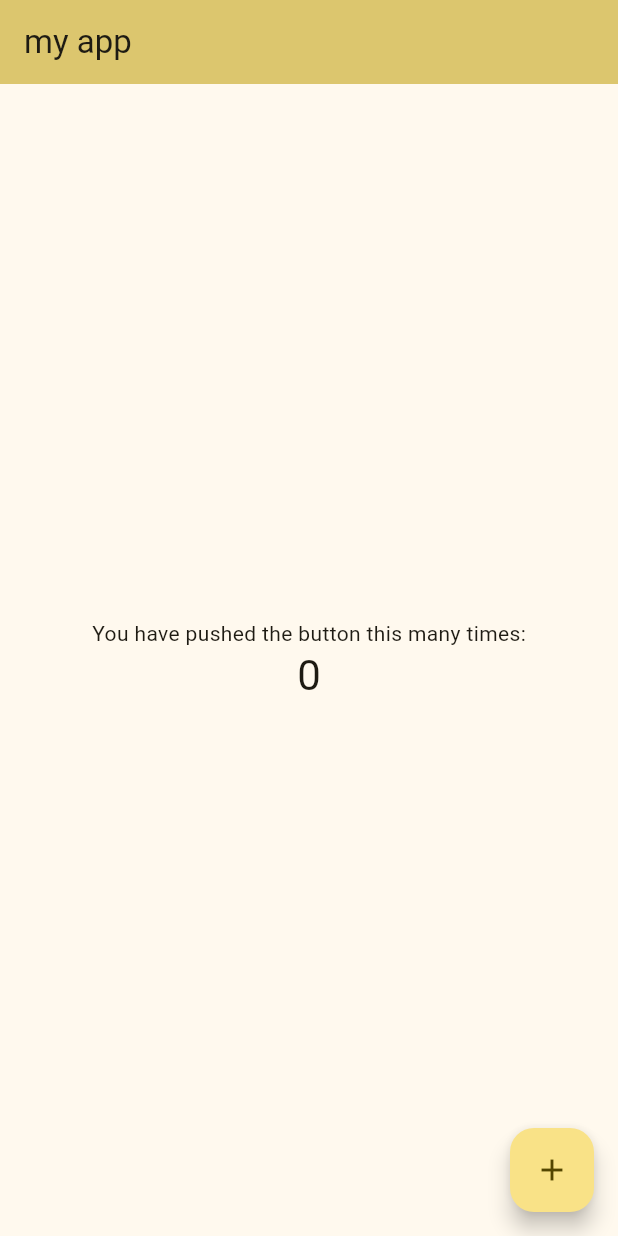
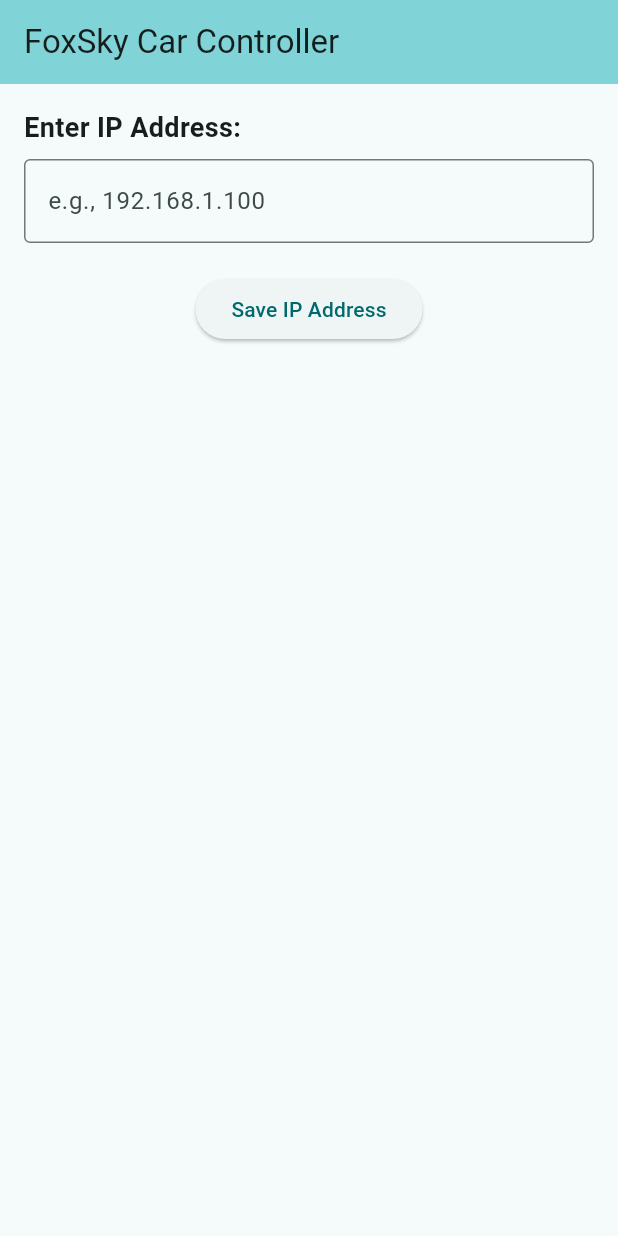
Before and after one commit to lis-marcel/FoxSkyCarControl, a Flutter app: the screen it shows after launch, on a phone screen of 412 x 824 dp. Run offline on Flutter 3.47's test engine with Material 3 defaults, Android fonts, the phone set to English and light mode, and no system bars.

Commit message:
finished layout of app

```diff
--- a/src/car_controller/lib/main.dart
+++ b/src/car_controller/lib/main.dart
@@ -1,102 +1,33 @@
+// lib/main.dart
 import 'package:flutter/material.dart';
+import 'models/network_settings.dart';
+import 'package:provider/provider.dart';
+import 'screens/home_screen.dart';
 
 void main() {
-  runApp(const MyApp());
+  runApp(
+    ChangeNotifierProvider(
+      create: (context) => NetworkSettings(),
+      child: MyApp(),
+    )
+  );
 }
 
 class MyApp extends StatelessWidget {
   const MyApp({super.key});
 
-  // This widget is the root of your application.
   @override
   Widget build(BuildContext context) {
     return MaterialApp(
-      title: 'Flutter Demo',
+      title: 'FoxSky Car Controller',
       theme: ThemeData(
-
-        colorScheme: ColorScheme.fromSeed(seedColor: const Color.fromARGB(255, 255, 217, 5)),
+        colorScheme: ColorScheme.fromSeed(seedColor: const Color.fromARGB(255, 9, 225, 233)),
+        useMaterial3: true,
       ),
-      home: Column(
-        children: [
-          Expanded(child: const MyHomePage(title: 'my app')),
-        ],
-      ),
+      initialRoute: '/',
+      routes: {
+        '/': (context) => const HomeScreen(title: 'FoxSky Car Controller'),
+      },
     );
   }
 }
-
-class MyHomePage extends StatefulWidget {
-  const MyHomePage({super.key, required this.title});
-  final String title;
-
-  @override
-  State<MyHomePage> createState() => _MyHomePageState();
-}
-
-class _MyHomePageState extends State<MyHomePage> {
-  int _counter = 0;
-
-  void _incrementCounter() {
-    setState(() {
-      // This call to setState tells the Flutter framework that something has
-      // changed in this State, which causes it to rerun the build method below
-      // so that the display can reflect the updated values. If we changed
-      // _counter without calling setState(), then the build method would not be
-      // called again, and so nothing would appear to happen.
-      _counter++;
-    });
-  }
-
-  @override
-  Widget build(BuildContext context) {
-    // This method is rerun every time setState is called, for instance as done
-    // by the _incrementCounter method above.
-    //
-    // The Flutter framework has been optimized to make rerunning build methods
-    // fast, so that you can just rebuild anything that needs updating rather
-    // than having to individually change instances of widgets.
-    return Scaffold(
-      appBar: AppBar(
-        // TRY THIS: Try changing the color here to a specific color (to
-        // Colors.amber, perhaps?) and trigger a hot reload to see the AppBar
-        // change color while the other colors stay the same.
-        backgroundColor: Theme.of(context).colorScheme.inversePrimary,
-        // Here we take the value from the MyHomePage object that was created by
-        // the App.build method, and use it to set our appbar title.
-        title: Text(widget.title),
-      ),
-      body: Center(
-        // Center is a layout widget. It takes a single child and positions it
-        // in the middle of the parent.
-        child: Column(
-          // Column is also a layout widget. It takes a list of children and
-          // arranges them vertically. By default, it sizes itself to fit its
-          // children horizontally, and tries to be as tall as its parent.
-          //
-          // Column has various properties to control how it sizes itself and
-          // how it positions its children. Here we use mainAxisAlignment to
-          // center the children vertically; the main axis here is the vertical
-          // axis because Columns are vertical (the cross axis would be
-          // horizontal).
-          //
-          // TRY THIS: Invoke "debug painting" (choose the "Toggle Debug Paint"
-          // action in the IDE, or press "p" in the console), to see the
-          // wireframe for each widget.
-          mainAxisAlignment: MainAxisAlignment.center,
-          children: <Widget>[
-            const Text('You have pushed the button this many times:'),
-            Text(
-              '$_counter',
-              style: Theme.of(context).textTheme.headlineMedium,
-            ),
-          ],
-        ),
-      ),
-      floatingActionButton: FloatingActionButton(
-        onPressed: _incrementCounter,
-        tooltip: 'Increment',
-        child: const Icon(Icons.add),
-      ), // This trailing comma makes auto-formatting nicer for build methods.
-    );
-  }
-}
--- /dev/null
+++ b/src/car_controller/lib/models/network_settings.dart
@@ -0,0 +1,19 @@
+import 'package:flutter/foundation.dart';
+
+class NetworkSettings extends ChangeNotifier {
+  String _ipAddress = '';
+
+  String get ipAddress => _ipAddress;
+
+  void setIpAddress(String newIpAddress) {
+    if (_ipAddress != newIpAddress) {
+      _ipAddress = newIpAddress;
+      notifyListeners();
+    }
+  }
+
+  void reset() {
+    _ipAddress = '';
+    notifyListeners();
+  }
+}
--- /dev/null
+++ b/src/car_controller/lib/screens/home_screen.dart
@@ -0,0 +1,104 @@
+import 'package:flutter/material.dart';
+import 'package:provider/provider.dart';
+import '../models/network_settings.dart';
+import 'control_screen.dart';
+
+class HomeScreen extends StatefulWidget {
+  const HomeScreen({super.key, required this.title});
+
+  final String title;
+
+  @override
+  State<HomeScreen> createState() => _HomeScreenState();
+}
+
+class _HomeScreenState extends State<HomeScreen> {
+  final _ipController = TextEditingController();
+  final _formKey = GlobalKey<FormState>();
+
+  @override
+  void initState() {
+    super.initState();
+    // Initialize text controller with current IP address
+    WidgetsBinding.instance.addPostFrameCallback((_) {
+      final networkSettings = Provider.of<NetworkSettings>(context, listen: false);
+      _ipController.text = networkSettings.ipAddress;
+    });
+  }
+
+  @override
+  void dispose() {
+    _ipController.dispose();
+    super.dispose();
+  }
+
+  @override
+  Widget build(BuildContext context) {
+    return Scaffold(
+      appBar: AppBar(
+        title: Text(widget.title),
+        backgroundColor: Theme.of(context).colorScheme.inversePrimary,
+      ),
+      body: Padding(
+        padding: const EdgeInsets.all(16.0),
+        child: Form(
+          key: _formKey,
+          child: Column(
+            crossAxisAlignment: CrossAxisAlignment.start,
+            children: [
+              const Text(
+                'Enter IP Address:',
+                style: TextStyle(fontSize: 18, fontWeight: FontWeight.bold),
+              ),
+              const SizedBox(height: 8),
+              TextFormField(
+                controller: _ipController,
+                decoration: const InputDecoration(
+                  hintText: 'e.g., 192.168.1.100',
+                  border: OutlineInputBorder(),
+                ),
+                keyboardType: TextInputType.number,
+                validator: (value) {
+                  if (value == null || value.isEmpty) {
+                    return 'Please enter an IP address';
+                  }
+
+                  // Simple IP validation - you might want more sophisticated validation
+                  final ipRegex = RegExp(r'^(\d{1,3})\.(\d{1,3})\.(\d{1,3})\.(\d{1,3})$');
+                  if (!ipRegex.hasMatch(value)) {
+                    return 'Please enter a valid IP address';
+                  }
+
+                  return null;
+                },
+              ),
+              const SizedBox(height: 20),
+              Center(
+                child: ElevatedButton(
+                  onPressed: () {
+                    if (_formKey.currentState!.validate()) {
+                      // Save the IP address
+                      final networkSettings = Provider.of<NetworkSettings>(context, listen: false);
+                      networkSettings.setIpAddress(_ipController.text);
+
+                      ScaffoldMessenger.of(context).showSnackBar(
+                        const SnackBar(content: Text('IP Address saved')),
+                      );
+
+                      // Navigate to the control screen
+                      Navigator.push(
+                        context,
+                        MaterialPageRoute(builder: (context) => const ControlScreen()),
+                      );
+                    }
+                  },
+                  child: const Text('Save IP Address'),
+                ),
+              ),
+            ],
+          ),
+        ),
+      ),
+    );
+  }
+}
--- a/src/car_controller/pubspec.yaml
+++ b/src/car_controller/pubspec.yaml
@@ -30,6 +30,8 @@ environment:
 dependencies:
   flutter:
     sdk: flutter
+  provider: ^6.0.5
+  http: ^1.1.0
 
   # The following adds the Cupertino Icons font to your application.
   # Use with the CupertinoIcons class for iOS style icons.
```
Also changed, not shown: src/car_controller/lib/screens/control_screen.dart (added, +109 -0 lines).
